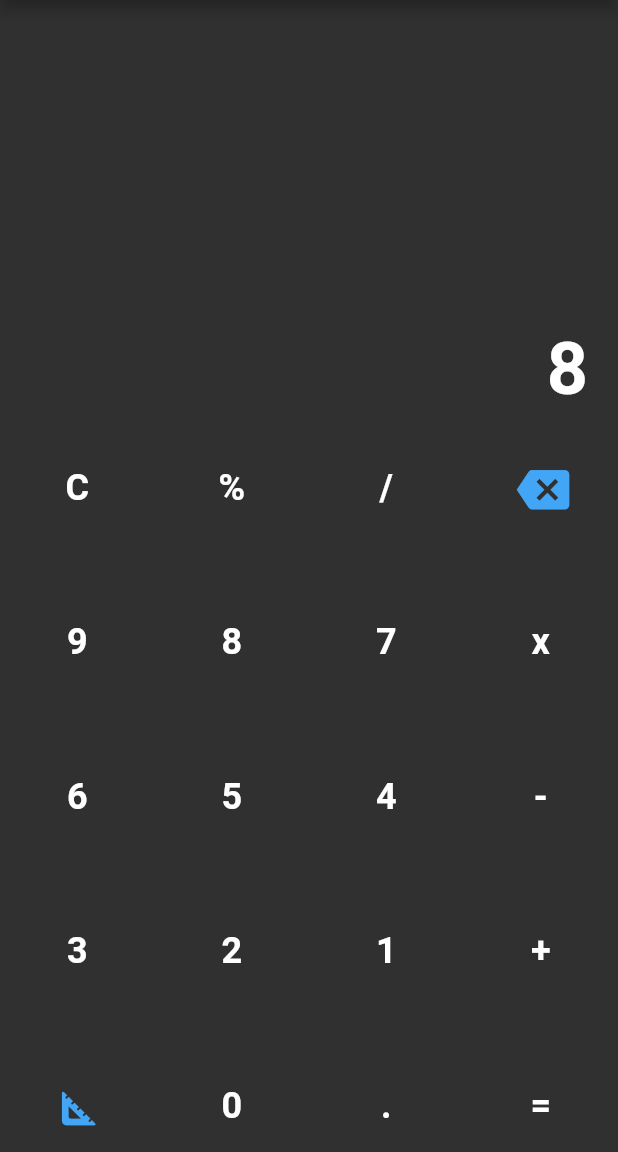
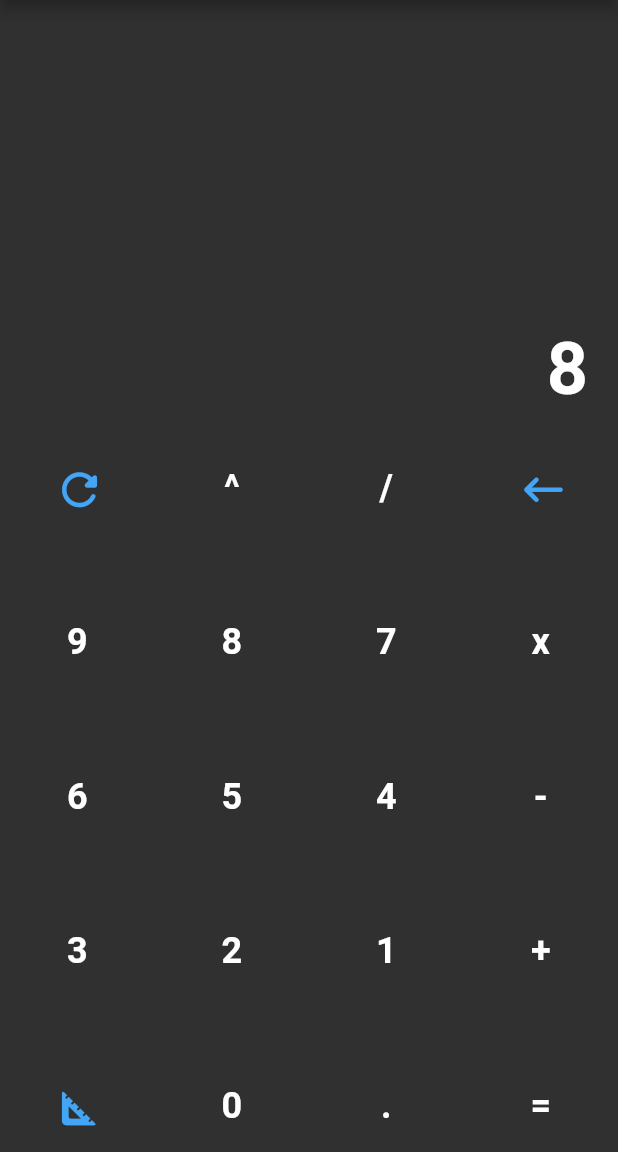
Before and after one commit to ImRLopezAG/sci_calculator, a Flutter app: the screen it shows after launch, after a tap on an icon or button, on a phone screen of 412 x 824 dp, the part 84-1236 px from its top. Run offline on Flutter 3.47's test engine with Material 2 defaults, Android fonts, the phone set to English and light mode, and no system bars; Roboto replaces fonts that are missing (RobotoMono).

Commit message:
add the last result to the screen

```diff
--- a/lib/src/components/padbutton.dart
+++ b/lib/src/components/padbutton.dart
@@ -22,14 +22,17 @@ class PadButton extends StatelessWidget {
       decoration: BoxDecoration(
         color: Colors.grey[850],
         borderRadius: BorderRadius.circular(containerSize / 2),
-
       ),
       child: Center(
-        child: text == 'TRIG' || text == 'DEL'
+        child: text == 'TRIG' || text == 'DEL' || text == 'C'
             ? IconButton(
                 onPressed: handleTap,
                 icon: Icon(
-                  text == 'TRIG' ? Icons.square_foot_rounded : Icons.backspace,
+                  text == 'TRIG'
+                      ? Icons.square_foot_rounded
+                      : text == 'DEL'
+                          ? Icons.keyboard_backspace_rounded
+                          : Icons.refresh_rounded,
                   size: size == 18 ? 24 : 35,
                   color: AppTheme.primaryColor,
                 ))
--- a/lib/src/screen/home.dart
+++ b/lib/src/screen/home.dart
@@ -10,6 +10,7 @@ class HomeScreen extends StatefulWidget {
 class _HomeScreenState extends State<HomeScreen> {
   final TextEditingController _controller = TextEditingController();
   final ValueNotifier<String> _textNotifier = ValueNotifier<String>('');
+  final ValueNotifier<String> _lastNotifier = ValueNotifier<String>('');
   final ValueNotifier<double> _axisNotifier = ValueNotifier<double>(0.6);
 
   @override
@@ -20,11 +21,10 @@ class _HomeScreenState extends State<HomeScreen> {
     });
   }
 
-  void handleAxisChange(double value) {
-    setState(() {
-      _axisNotifier.value = value;
-    });
-  }
+  void handleAxisChange(double value) =>
+      setState(() => _axisNotifier.value = value);
+
+  void _setLastText(String text) => setState(() => _lastNotifier.value = text);
 
   @override
   Widget build(BuildContext context) {
@@ -37,15 +37,15 @@ class _HomeScreenState extends State<HomeScreen> {
         children: [
           Expanded(
             flex: 1,
-            child: Display(textNotifier: _textNotifier),
+            child: Display(
+                textNotifier: _textNotifier, lastNotifier: _lastNotifier),
           ),
           SizedBox(
             height: MediaQuery.of(context).size.height * _axisNotifier.value,
-            child: Align(
-              alignment: Alignment.bottomCenter,
-              child: KeyPad(
-                  controller: _controller, axisManager: handleAxisChange),
-            ),
+            child: KeyPad(
+                controller: _controller,
+                axisManager: handleAxisChange,
+                setLastText: _setLastText),
           ),
         ],
       ),
--- a/lib/src/utils/results.dart
+++ b/lib/src/utils/results.dart
@@ -9,7 +9,7 @@ class Results {
 
   static double divide(double x, double y) => x / y;
 
-  static double remainder(double x, double y) => x % y;
+  static double pow(double x, double y) => math.pow(x, y).toDouble();
 
   static double sin(double x) => math.sin(x);
 
@@ -17,19 +17,9 @@ class Results {
 
   static double tan(double x) => math.tan(x);
 
-  static double asin(double x) => math.asin(x);
-
-  static double acos(double x) => math.acos(x);
-
-  static double atan(double x) => math.atan(x);
-
-  static double log(double x) => math.log(x);
-
   static double ln(double x) => math.log(x) / math.log(math.e);
 
   static double sqrt(double x) => math.sqrt(x);
-
-  static double pow(double x, double y) => math.pow(x, y).toDouble();
 
   static double factorial(double x) {
     if (x == 0) return 1;
@@ -41,9 +31,9 @@ class Results {
     text = text.replaceAll('COS', '0COS');
     text = text.replaceAll('TAN', '0TAN');
     text = text.replaceAll('√', '0√');
-    text = text.replaceAll('π', 'π0');
+    text = text.replaceAll('LN', '0LN');
 
-    RegExp exp = RegExp(r'(\d+\.?\d*)([-+x%/]|SIN|COS|TAN|√|π)(\d+\.?\d*)');
+    RegExp exp = RegExp(r'(\d+\.?\d*)?([-+x^/]|SIN|COS|TAN|LN|√)(\d+\.?\d*)');
     while (text.contains(exp)) {
       Match? match = exp.firstMatch(text);
       if (match != null) {
@@ -64,14 +54,14 @@ class Results {
           case '/':
             result = divide(num, opr);
             break;
-          case '%':
-            result = remainder(num, opr);
+          case '^':
+            result = pow(num, opr);
             break;
           case '√':
             result = sqrt(opr + 0);
             break;
-          case 'π':
-            result = num * math.pi;
+          case 'LN':
+            result = ln(opr);
             break;
           case 'SIN':
             result = sin(opr);
@@ -82,8 +72,6 @@ class Results {
           case 'TAN':
             result = tan(opr);
             break;
-          case '':
-            result = multiply(num, opr);
           default:
             throw Exception("Invalid operator");
         }
--- a/lib/src/widgets/display.dart
+++ b/lib/src/widgets/display.dart
@@ -2,8 +2,11 @@ import 'package:flutter/material.dart';
 
 class Display extends StatelessWidget {
   final ValueNotifier<String> textNotifier;
+  final ValueNotifier<String> lastNotifier;
 
-  const Display({Key? key, required this.textNotifier}) : super(key: key);
+  const Display(
+      {Key? key, required this.textNotifier, required this.lastNotifier})
+      : super(key: key);
 
   @override
   Widget build(BuildContext context) {
@@ -11,19 +14,38 @@ class Display extends StatelessWidget {
       body: Container(
         padding: const EdgeInsets.symmetric(horizontal: 20),
         alignment: Alignment.bottomRight,
-        child: ValueListenableBuilder<String>(
-          valueListenable: textNotifier,
-          builder: (BuildContext context, String value, Widget? child) {
-            return Text(
-              value,
-              style: const TextStyle(
-                fontSize: 48,
-                fontWeight: FontWeight.bold,
-              ),
-            );
-          },
+        child: Column(
+          mainAxisAlignment: MainAxisAlignment.end,
+          children: [
+            DisplayTexts(notifier: lastNotifier, isLast: true),
+            DisplayTexts(notifier: textNotifier, isLast: false),
+          ],
         ),
       ),
     );
   }
 }
+
+class DisplayTexts extends StatelessWidget {
+  const DisplayTexts({super.key, required this.notifier, required this.isLast});
+
+  final ValueNotifier<String> notifier;
+  final bool isLast;
+
+  @override
+  Widget build(BuildContext context) {
+    return ValueListenableBuilder<String>(
+      valueListenable: notifier,
+      builder: (BuildContext context, String value, Widget? child) {
+        return Text(
+          value,
+          style: TextStyle(
+            fontSize: 48,
+            fontWeight: FontWeight.bold,
+            color: isLast ? Colors.grey : Colors.white,
+          ),
+        );
+      },
+    );
+  }
+}
--- a/lib/src/widgets/keyboard.dart
+++ b/lib/src/widgets/keyboard.dart
@@ -4,9 +4,13 @@ import 'package:sci_calculator/src/src.dart';
 class KeyPad extends StatefulWidget {
   final TextEditingController controller;
   final Function(double) axisManager;
+  final Function(String) setLastText;
 
   const KeyPad(
-      {Key? key, required this.controller, required this.axisManager})
+      {Key? key,
+      required this.controller,
+      required this.axisManager,
+      required this.setLastText})
       : super(key: key);
 
   @override
@@ -16,7 +20,7 @@ class KeyPad extends StatefulWidget {
 class _KeyPadState extends State<KeyPad> {
   final List<String> buttons = [
     "C",
-    "%",
+    "^",
     "/",
     "DEL",
     "9",
@@ -36,8 +40,7 @@ class _KeyPadState extends State<KeyPad> {
     ".",
     "=",
   ];
-  final List<String> operators = ["+", "-", "x", "/", '%'];
-
+  final List<String> operators = ["+", "-", "x", "/", '^'];
   int axis = 4;
 
   @override
@@ -71,7 +74,8 @@ class _KeyPadState extends State<KeyPad> {
     } else if (text == "=") {
       try {
         final result = Results.calculate(currentText);
-        widget.controller.text = result.toString();
+        widget.controller.text = "$result";
+        widget.setLastText(result.toString());
         setState(() {});
       } catch (e) {
         widget.controller.text = "Invalid Syntax Error";
@@ -109,7 +113,7 @@ class _KeyPadState extends State<KeyPad> {
     buttons.clear();
     buttons.addAll([
       "C",
-      "%",
+      "^",
       "/",
       "DEL",
       "9",
@@ -136,7 +140,7 @@ class _KeyPadState extends State<KeyPad> {
     buttons.clear();
     buttons.addAll([
       "C",
-      "%",
+      "^",
       "/",
       "DEL",
       "SIN",
@@ -154,7 +158,7 @@ class _KeyPadState extends State<KeyPad> {
       "2",
       "1",
       "+",
-      "π",
+      "LN",
       "TRIG",
       "0",
       ".",
```
